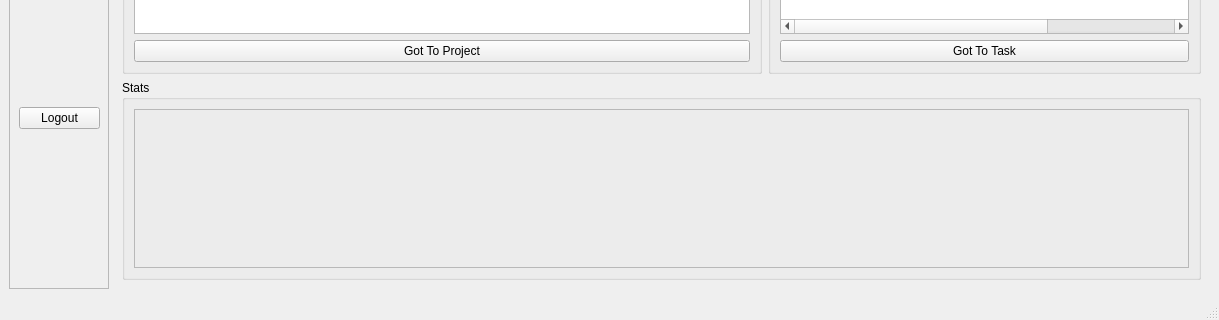
First picture: the form in ui/homeWindow.ui, repository yasar12123/Soft27101-PMS, before the edit; both pictures show x 0 to 1219 and y 441 to 761 of the 1219 by 761 pixel window.
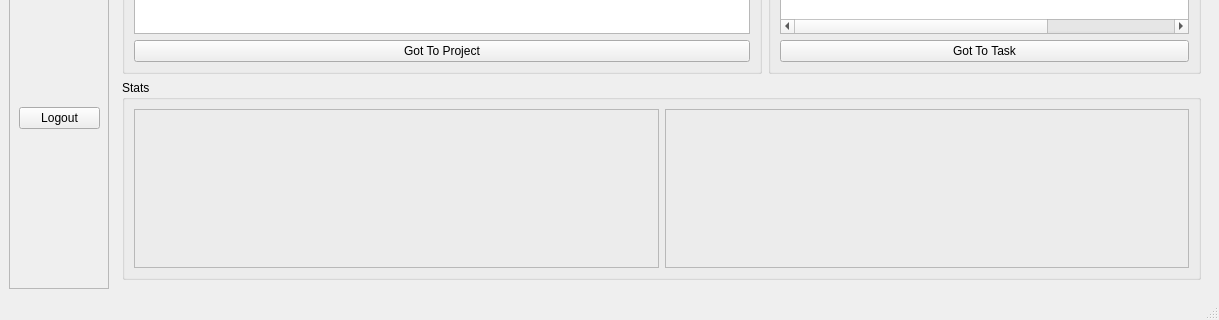
Second picture: the form after the edit.

Commit message: added in docstrings and cleaned up code in user, project, and home window

Patch:
```diff
--- a/ui/homeWindow.ui
+++ b/ui/homeWindow.ui
@@ -272,9 +272,22 @@
            <property name="title">
             <string>Stats</string>
            </property>
-           <layout class="QVBoxLayout" name="verticalLayout_22">
+           <layout class="QHBoxLayout" name="horizontalLayout_10">
             <item>
-             <widget class="QFrame" name="statsFrame">
+             <widget class="QFrame" name="projectStatsFrame">
+              <property name="frameShape">
+               <enum>QFrame::StyledPanel</enum>
+              </property>
+              <property name="frameShadow">
+               <enum>QFrame::Raised</enum>
+              </property>
+             </widget>
+            </item>
+            <item>
+             <widget class="QFrame" name="taskStatsFrame">
+              <property name="layoutDirection">
+               <enum>Qt::RightToLeft</enum>
+              </property>
               <property name="frameShape">
                <enum>QFrame::StyledPanel</enum>
               </property>
```
The commit also changes 13 other files.
